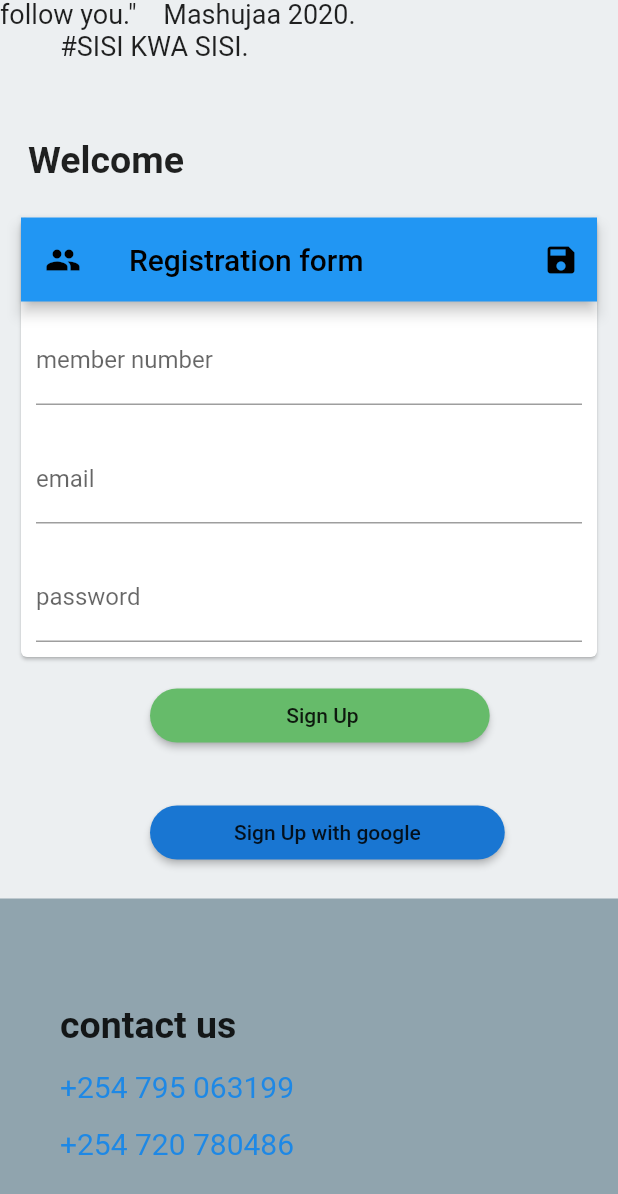
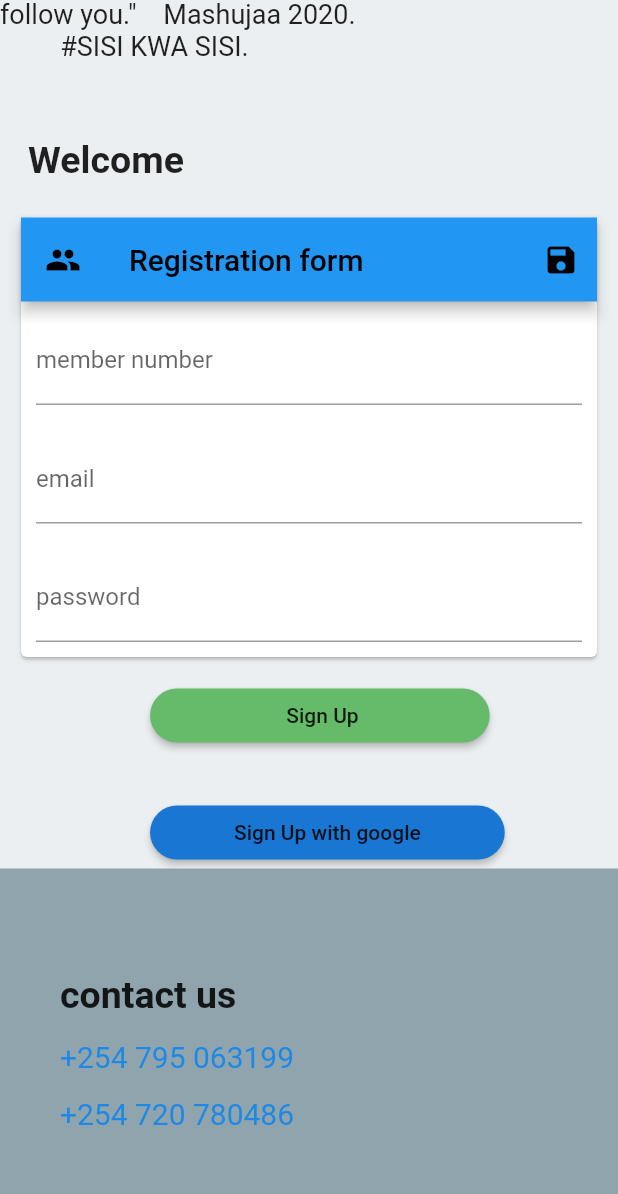
Before and after one commit to collo54/yro-web-app, a Flutter app: the screen it shows after launch, scrolled down 824 dp, on a phone screen of 412 x 824 dp. Shown: the top 1194 px of the screen. Run offline on Flutter 3.47's test engine with Material 2 defaults, Android fonts, the phone set to English and light mode, and no system bars; our stand-ins replace carousel_pro, firebase_auth, firebase_core, google_sign_in; accounts and stored records are empty.

Commit message:
restructured code

```diff
--- a/lib/custom/Sign_In_Form.dart
+++ b/lib/custom/form_content.dart
@@ -3,8 +3,9 @@ import 'package:yro/models/user_form.dart';
 import 'package:yro/models/user_model.dart';
 import 'package:yro/services/AuthService.dart';
 
-class SignInForm extends StatelessWidget {
+class Formcontent extends StatelessWidget {
   final FirebaseAuthService _auth = FirebaseAuthService();
+
   List<Widget> pageChildren(double width) {
     return <Widget>[
       Container(
--- a/lib/layouts/landingPage.dart
+++ b/lib/layouts/text_content.dart
@@ -1,6 +1,6 @@
 import 'package:flutter/material.dart';
 
-class LandingPage extends StatelessWidget {
+class Textcontent extends StatelessWidget {
   List<Widget> pageChildren(double width) {
     return <Widget>[
       Container(
--- a/lib/pages/home_page.dart
+++ b/lib/pages/home_page.dart
@@ -1,5 +1,5 @@
 import 'package:flutter/material.dart';
-import 'package:yro/custom/Nav_bar.dart';
+import 'package:yro/layouts/Nav_bar.dart';
 
 class HomePage extends StatelessWidget {
   @override
--- a/lib/pages/sign_in_page.dart
+++ b/lib/pages/sign_in_page.dart
@@ -1,8 +1,8 @@
 import 'package:flutter/material.dart';
-import 'package:yro/custom/Nav_bar.dart';
-import 'package:yro/custom/Sign_In_Form.dart';
-import 'package:yro/layouts/contact.dart';
-import 'package:yro/layouts/landingPage.dart';
+import 'package:yro/layouts/Nav_bar.dart';
+import 'package:yro/custom/form_content.dart';
+import 'package:yro/layouts/contact_content.dart';
+import 'package:yro/layouts/text_content.dart';
 
 class SignInPage extends StatelessWidget {
   @override
@@ -13,11 +13,8 @@ class SignInPage extends StatelessWidget {
         child: Column(
           children: <Widget>[
             Navbar(),
-            LandingPage(),
-            SignInForm(),
-            SizedBox(
-              height: 20,
-            ),
+            Textcontent(),
+            Formcontent(),
             Container(color: Colors.blueGrey[300], child: ContactContent()),
           ],
         ),
```
Also changed, not shown: lib/layouts/CharityContent.dart (deleted, +0 -77 lines), lib/layouts/contact_content.dart (renamed from lib/layouts/contact.dart), lib/layouts/nav_bar.dart (renamed from lib/custom/Nav_bar.dart).
